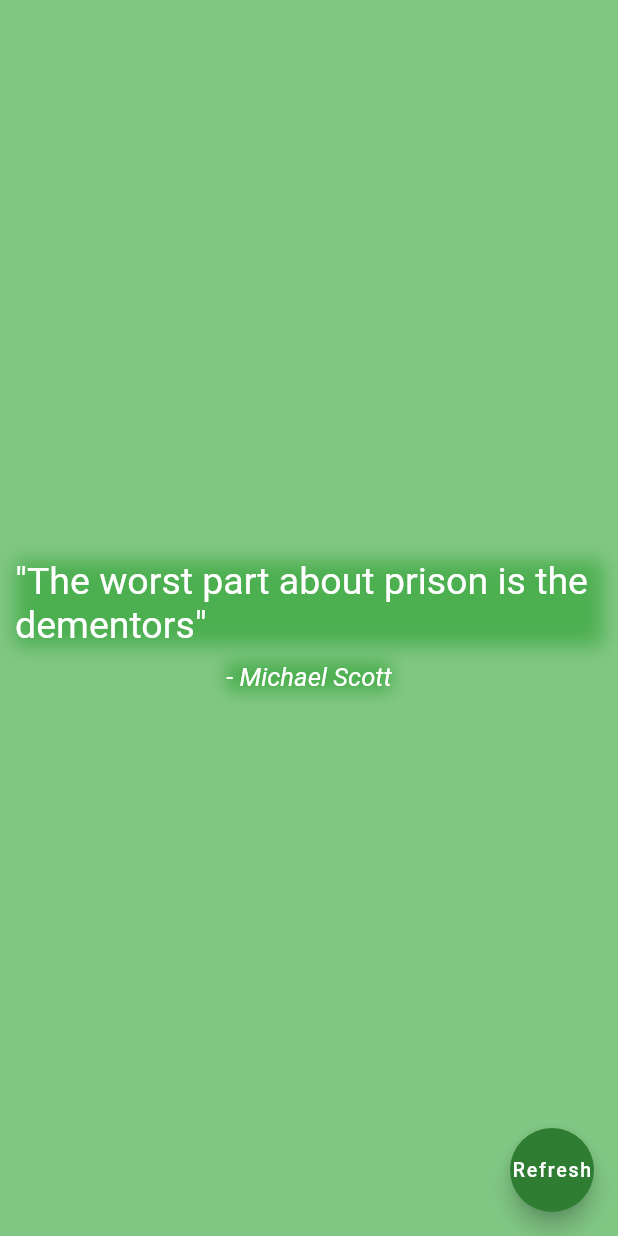
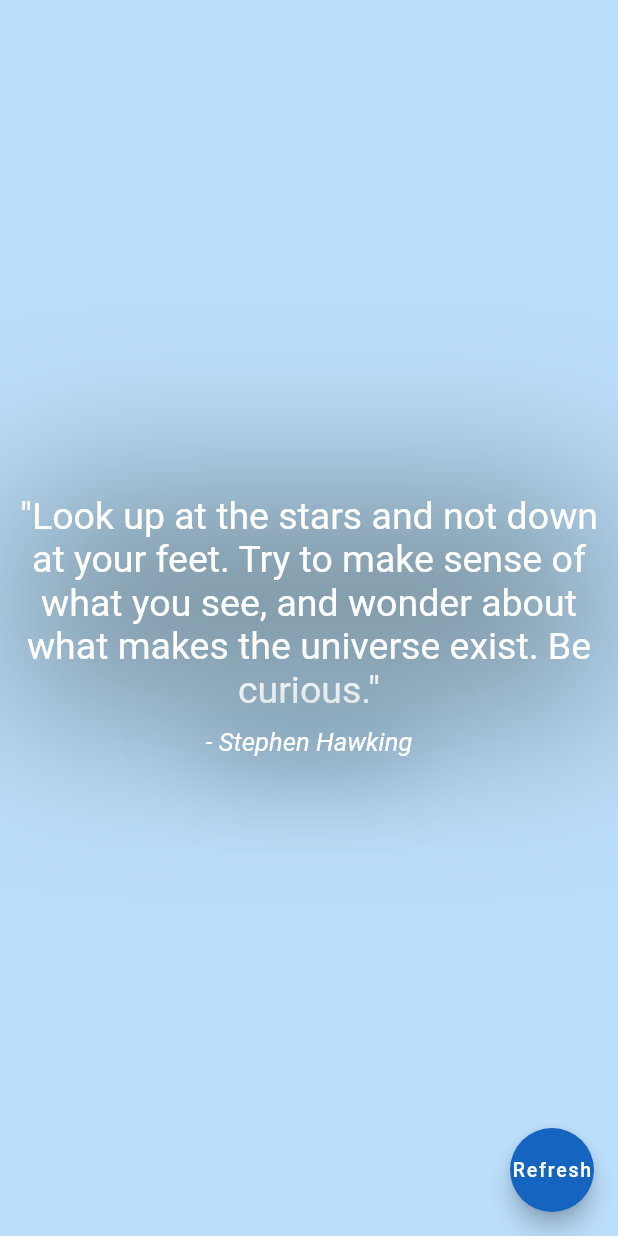
Before and after one commit to JordanReader/MotivationalWallpapers, a Flutter app: the screen it shows after launch, after a tap on "Refresh", on a phone screen of 412 x 824 dp. Run offline on Flutter 3.47's test engine with Material 2 defaults, Android fonts, the phone set to English and light mode, and no system bars.

Commit message:
In this update, I changed some aesthetic designs and I also added some real motivational quotes.

```diff
--- a/motivational_wallper/lib/main.dart
+++ b/motivational_wallper/lib/main.dart
@@ -1,8 +1,13 @@
 import 'package:flutter/material.dart';
 import './quotes.dart';
+import 'dart:math';
 
 void main() {
   runApp(MyApp());
+  var randomNumber = new Random();
+  for (var i = 0; i < 10; i++) {
+    referenceNumber = randomNumber.nextInt(3);
+  }
 }
 
 class MyApp extends StatelessWidget {
@@ -19,20 +24,21 @@ class MyApp extends StatelessWidget {
   }
 }
 
+
 class MyHomePage extends StatelessWidget {
   @override
   Widget build(BuildContext context) {
     return Scaffold(
-      backgroundColor: Colors.green[300],
+
+      backgroundColor: Colors.blue[100],
       body: Column(
         mainAxisAlignment: MainAxisAlignment.center,
-        crossAxisAlignment: CrossAxisAlignment.center,
         children: <Widget>[
           Container(
             margin: EdgeInsets.all(10),
             decoration: BoxDecoration(
 
-              boxShadow: [BoxShadow( color: Colors.green[500], blurRadius: 10.0, offset: Offset(0.0,0.0))]
+              boxShadow: [BoxShadow( color: Colors.blueGrey[400], blurRadius: 100.0, offset: Offset(0.0,0.0))]
             ),
             child: Text(
               MotivationalQuotes(),
@@ -40,13 +46,14 @@ class MyHomePage extends StatelessWidget {
                 fontSize: 25,
                 color: Colors.white,
               ),
+              textAlign: TextAlign.center,
             ),
 
           ),
           Container(
             decoration: BoxDecoration(
 
-              boxShadow: [BoxShadow( color: Colors.green[500], blurRadius: 9.0, offset: Offset(0.0,0.0))]
+              boxShadow: [BoxShadow( color: Colors.blueGrey[500], blurRadius: 50.0, offset: Offset(0.0,0.0))]
             ),
             child: Text(
               MotivationalQuoteAuthor(),
@@ -61,7 +68,8 @@ class MyHomePage extends StatelessWidget {
       ),
       floatingActionButton: FloatingActionButton(
         onPressed: MotivationalQuotes,
-        backgroundColor: Colors.green[800],
+
+        backgroundColor: Colors.blue[800],
         child: Text(
           "Refresh",
           style: TextStyle(fontSize: 13),
--- a/motivational_wallper/lib/quotes.dart
+++ b/motivational_wallper/lib/quotes.dart
@@ -4,18 +4,18 @@ int referenceNumber;
 
  String MotivationalQuotes() {
 
-  var quoteArray = ['"Work Smarter Not Harder"', '"Live and learn"', '"The worst part about prison is the dementors"'];
+  var quoteArray = ['"Look up at the stars and not down at your feet. Try to make sense of what you see, and wonder about what makes the universe exist. Be curious."', '"Knowing is not enough; we must apply. Willing is not enough; we must do."', '"It always seems impossible until its done."', '"Quality is not an act, it is a habit."', '"The will to win, the desire to succeed, the urge to reach your full potential... these are the keys that will unlock the door to personal excellence."', '"With the new day comes new strength and new thoughts."', '"Good, better, best. Never let it rest. Til your good is better and your better is best."', '"Optimism is the faith that leads to achievement. Nothing can be done without hope and confidence."', '"It does not matter how slowly you go as long as you do not stop."', '"The secret of getting ahead is getting started."'];
 
 
   var randomNumber = new Random();
   for (var i = 0; i < 10; i++) {
-    referenceNumber = randomNumber.nextInt(3);
+    referenceNumber = randomNumber.nextInt(10);
   }
 
   return quoteArray[referenceNumber];
 }
 
 String MotivationalQuoteAuthor(){
-  var quoteAuthor = ["- Someone", "- Ghandi", "- Michael Scott"];
+  var quoteAuthor = ["- Stephen Hawking", "- Johann Wolfgang von Goethe", "- Nelson Mandela", "- Aristotle", "- Confucius", "- Eleanor Roosevelt", "- St. Jerome", "- Helen Keller", "- Confucius", "- Mark Twain"];
   return quoteAuthor[referenceNumber];
 }
```
